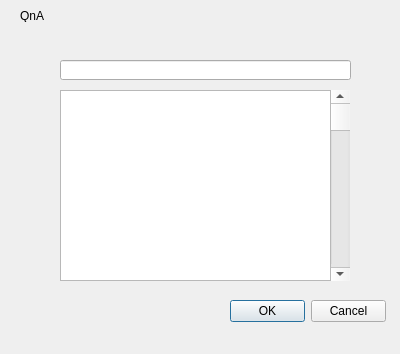
Qt form FiveOfRuler/QNAWriteDialog.ui (simneol/JuDeP) before a commit.
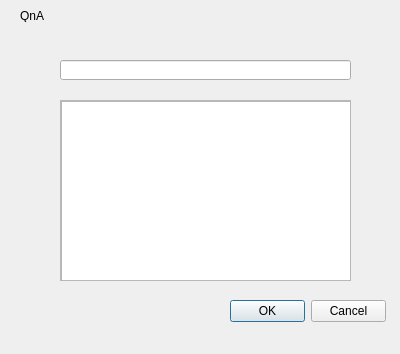
The same form after that commit.

```diff
--- a/FiveOfRuler/QNAWriteDialog.ui
+++ b/FiveOfRuler/QNAWriteDialog.ui
@@ -26,26 +26,7 @@
     <set>QDialogButtonBox::Cancel|QDialogButtonBox::Ok</set>
    </property>
   </widget>
-  <widget class="QScrollBar" name="scroll">
-   <property name="geometry">
-    <rect>
-     <x>330</x>
-     <y>90</y>
-     <width>20</width>
-     <height>191</height>
-    </rect>
-   </property>
-   <property name="acceptDrops">
-    <bool>false</bool>
-   </property>
-   <property name="autoFillBackground">
-    <bool>false</bool>
-   </property>
-   <property name="orientation">
-    <enum>Qt::Vertical</enum>
-   </property>
-  </widget>
-  <widget class="QLabel" name="label">
+  <widget class="QLabel" name="label_QnA">
    <property name="geometry">
     <rect>
      <x>20</x>
@@ -68,15 +49,38 @@
     </rect>
    </property>
   </widget>
-  <widget class="QTextEdit" name="content">
+  <widget class="QScrollArea" name="scrollArea">
    <property name="geometry">
     <rect>
      <x>60</x>
-     <y>90</y>
-     <width>271</width>
-     <height>191</height>
+     <y>100</y>
+     <width>291</width>
+     <height>181</height>
     </rect>
    </property>
+   <property name="widgetResizable">
+    <bool>true</bool>
+   </property>
+   <widget class="QWidget" name="scrollAreaWidgetContents">
+    <property name="geometry">
+     <rect>
+      <x>0</x>
+      <y>0</y>
+      <width>289</width>
+      <height>179</height>
+     </rect>
+    </property>
+    <widget class="QTextEdit" name="textEdit_Write">
+     <property name="geometry">
+      <rect>
+       <x>0</x>
+       <y>0</y>
+       <width>291</width>
+       <height>181</height>
+      </rect>
+     </property>
+    </widget>
+   </widget>
   </widget>
  </widget>
  <resources/>
```
Left out of the diff: 4 changed lines with no effect on the pictures.
